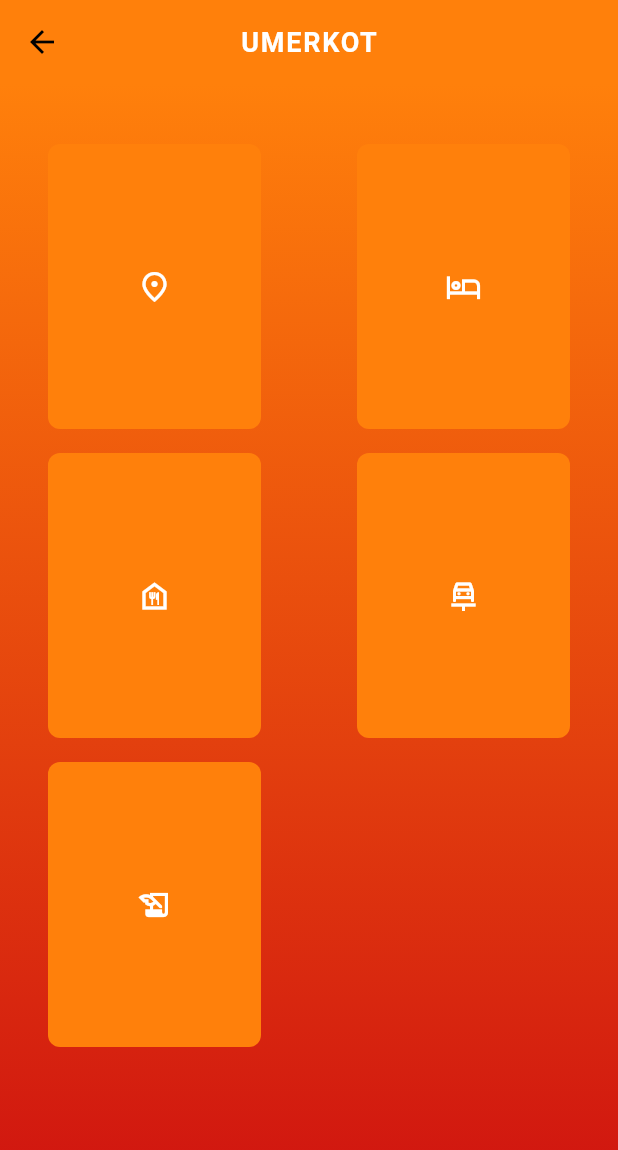
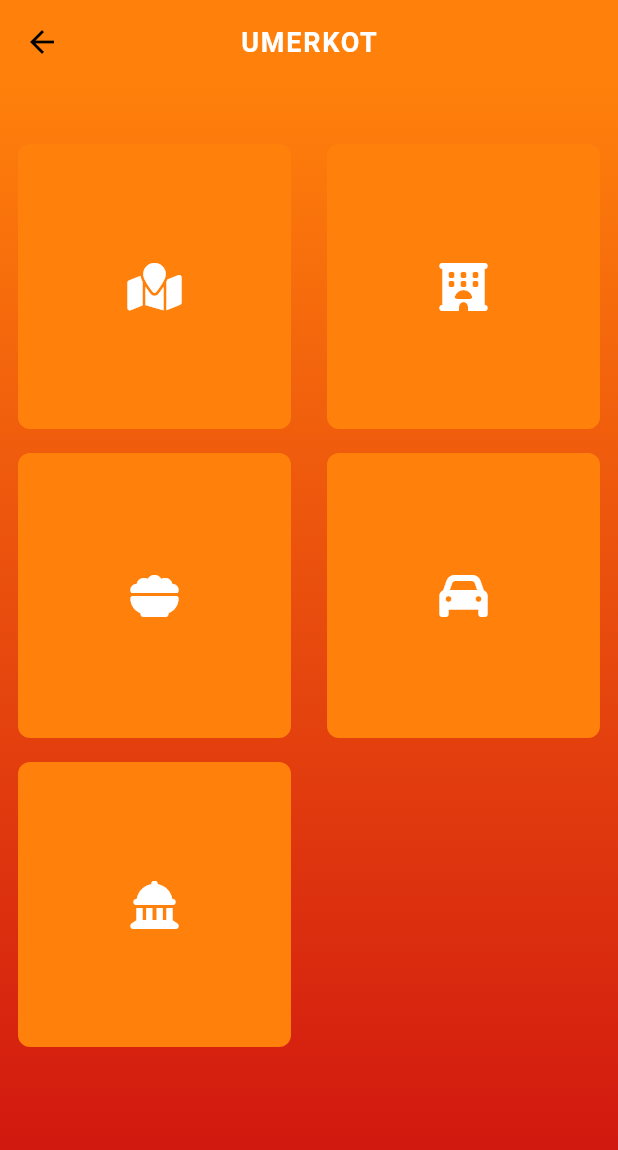
Before and after one commit to ChanderParkash179/MeraThar_FrontEnd, a Flutter app: the UmerkotView screen opened by its route, on a phone screen of 412 x 824 dp. Shown: the top 1150 px of the screen. Run offline on Flutter 3.47's test engine with Material 2 defaults, Android fonts, the phone set to English and light mode, and no system bars; our stand-ins replace font_awesome_flutter, get, google_fonts; network calls fail.

Commit message:
added GridViewButton and changing icon

```diff
--- a/lib/Views/CitiesViews/UmerkotView.dart
+++ b/lib/Views/CitiesViews/UmerkotView.dart
@@ -1,11 +1,12 @@
 import 'package:flutter/material.dart';
+import 'package:font_awesome_flutter/font_awesome_flutter.dart';
 import 'package:front_app/Utils/Utils.dart';
 import 'package:front_app/Views/AppServicesViews/CultureView.dart';
 import 'package:front_app/Views/AppServicesViews/HotelView.dart';
 import 'package:front_app/Views/AppServicesViews/RestaurantView.dart';
 import 'package:front_app/Views/AppServicesViews/TouristPointView.dart';
 import 'package:front_app/Views/AppServicesViews/TravelingView.dart';
-import 'package:front_app/Widgets/ButtonWidget.dart';
+import 'package:front_app/Widgets/GridViewButtonWidget.dart';
 import 'package:get/get.dart';
 
 class UmerkotView extends StatefulWidget {
@@ -18,9 +19,6 @@ class UmerkotView extends StatefulWidget {
 class _UmerkotViewState extends State<UmerkotView> {
   @override
   Widget build(BuildContext context) {
-    final _width = MediaQuery.of(context).size.width;
-    final _height = MediaQuery.of(context).size.height;
-
     return SafeArea(
       child: Scaffold(
         appBar: AppBar(
@@ -55,9 +53,7 @@ class _UmerkotViewState extends State<UmerkotView> {
               child: GridView.count(
                 crossAxisCount: 2,
                 children: [
-                  Padding(
-                    padding: EdgeInsets.all(Utils.size_08),
-                    child: ButtonWidget(
+                  GridViewButtonWidget(
                     onTap: () {
                       setState(() {
                         Navigator.push(
@@ -69,43 +65,31 @@ class _UmerkotViewState extends State<UmerkotView> {
                         );
                       });
                     },
-                      height: Utils.size_24,
-                      width: Utils.size_24,
-                      icon: Icon(
-                        size: Utils.size_24,
-                        Icons.place_outlined,
+                    icon: FaIcon(
+                      FontAwesomeIcons.mapLocation,
                       color: Color(Utils.colorWhite),
-                      ),
-                      // title: Utils.visitingPoint.toUpperCase(),
+                      size: Utils.size_32,
                     ),
                   ),
-                  Padding(
-                    padding: EdgeInsets.all(Utils.size_08),
-                    child: ButtonWidget(
+                  GridViewButtonWidget(
                     onTap: () {
                       setState(() {
                         Navigator.push(
                           context,
                           MaterialPageRoute(
                             builder: (context) =>
-                                  HotelView(cityName: Utils.mithi),
+                                HotelView(cityName: Utils.umerkot),
                           ),
                         );
                       });
                     },
-                      height: Utils.size_24,
-                      width: Utils.size_24,
-                      icon: Icon(
-                        size: Utils.size_24,
+                    icon: FaIcon(
+                      FontAwesomeIcons.hotel,
                       color: Color(Utils.colorWhite),
-                        Icons.hotel_outlined,
-                      ),
-                      // title: Utils.hotels.toUpperCase(),
+                      size: Utils.size_32,
                     ),
                   ),
-                  Padding(
-                    padding: EdgeInsets.all(Utils.size_08),
-                    child: ButtonWidget(
+                  GridViewButtonWidget(
                     onTap: () {
                       setState(() {
                         Navigator.push(
@@ -117,42 +101,31 @@ class _UmerkotViewState extends State<UmerkotView> {
                         );
                       });
                     },
-                      height: Utils.size_24,
-                      width: Utils.size_24,
-                      icon: Icon(
-                        size: Utils.size_24,
+                    icon: FaIcon(
+                      FontAwesomeIcons.bowlFood,
                       color: Color(Utils.colorWhite),
-                        Icons.food_bank_outlined,
-                      ),
-                      // title: Utils.restaurant.toUpperCase(),
+                      size: Utils.size_32,
                     ),
                   ),
-                  Padding(
-                    padding: EdgeInsets.all(Utils.size_08),
-                    child: ButtonWidget(
+                  GridViewButtonWidget(
                     onTap: () {
                       setState(() {
                         Navigator.push(
                           context,
                           MaterialPageRoute(
                             builder: (context) =>
-                                  TravelingView(cityName: Utils.mithi),
+                                TravelingView(cityName: Utils.umerkot),
                           ),
                         );
                       });
                     },
-                      height: Utils.size_24,
-                      width: Utils.size_24,
-                      icon: Icon(
-                          size: Utils.size_24,
+                    icon: FaIcon(
+                      FontAwesomeIcons.car,
                       color: Color(Utils.colorWhite),
-                          Icons.car_repair_outlined),
-                      // title: Utils.traveling.toUpperCase(),
+                      size: Utils.size_32,
                     ),
                   ),
-                  Padding(
-                    padding: EdgeInsets.all(Utils.size_08),
-                    child: ButtonWidget(
+                  GridViewButtonWidget(
                     onTap: () {
                       setState(() {
                         Get.to(
@@ -165,13 +138,10 @@ class _UmerkotViewState extends State<UmerkotView> {
                         );
                       });
                     },
-                      height: Utils.size_24,
-                      width: Utils.size_24,
-                      icon: Icon(
-                          size: Utils.size_24,
+                    icon: FaIcon(
+                      FontAwesomeIcons.landmarkDome,
                       color: Color(Utils.colorWhite),
-                          Icons.history_edu_outlined),
-                      // title: Utils.culture.toUpperCase(),
+                      size: Utils.size_32,
                     ),
                   ),
                 ],
--- a/lib/Widgets/ButtonWidget.dart
+++ b/lib/Widgets/ButtonWidget.dart
@@ -1,36 +1,33 @@
 import 'package:flutter/material.dart';
 import 'package:front_app/Utils/Utils.dart';
-import 'package:front_app/Widgets/CommonWidgets.dart';
 
 class ButtonWidget extends StatelessWidget {
   final Function()? onTap;
-  final String? title;
-  final Icon? icon;
-  final double? height;
-  final double? width;
+  final String title;
 
-  const ButtonWidget({
-    super.key,
-    required this.onTap,
-    this.title,
-    this.icon,
-    this.height,
-    this.width,
-  });
+  const ButtonWidget({super.key, required this.onTap, required this.title});
 
   @override
   Widget build(BuildContext context) {
     return GestureDetector(
       onTap: onTap,
       child: Container(
-        padding: EdgeInsets.all(Utils.size_24),
-        margin: EdgeInsets.symmetric(horizontal: Utils.size_24),
+        padding: const EdgeInsets.all(25),
+        margin: const EdgeInsets.symmetric(horizontal: 25),
         decoration: BoxDecoration(
           color: Color(Utils.primaryColor),
-          borderRadius: BorderRadius.circular(Utils.size_08),
+          borderRadius: BorderRadius.circular(8),
         ),
         child: Center(
-          child: Container(height: height, width: width, child: icon!),
+          child: Text(
+            title,
+            style: TextStyle(
+              letterSpacing: 1.5,
+              fontWeight: FontWeight.bold,
+              fontSize: Utils.size_16,
+              color: Color(Utils.colorWhite),
+            ),
+          ),
         ),
       ),
     );
--- /dev/null
+++ b/lib/Widgets/GridViewButtonWidget.dart
@@ -0,0 +1,33 @@
+import 'package:flutter/material.dart';
+import 'package:font_awesome_flutter/font_awesome_flutter.dart';
+import 'package:front_app/Utils/Utils.dart';
+
+class GridViewButtonWidget extends StatelessWidget {
+  final Function()? onTap;
+  final FaIcon? icon;
+
+  const GridViewButtonWidget(
+      {super.key, required this.onTap, required this.icon});
+
+  @override
+  Widget build(BuildContext context) {
+    return GestureDetector(
+      onTap: onTap,
+      child: Container(
+        margin: EdgeInsets.fromLTRB(
+          Utils.size_12,
+          Utils.size_08,
+          Utils.size_12,
+          Utils.size_08,
+        ),
+        decoration: BoxDecoration(
+          color: Color(Utils.primaryColor),
+          borderRadius: BorderRadius.circular(Utils.size_08),
+        ),
+        child: Center(
+          child: icon!,
+        ),
+      ),
+    );
+  }
+}
```
Also changed, not shown: lib/Views/CitiesViews/MithiView.dart (+22 -33 lines), lib/Views/CitiesViews/NagarParkarView.dart (+22 -33 lines). Lines whose indentation alone changed are shown as unchanged.
